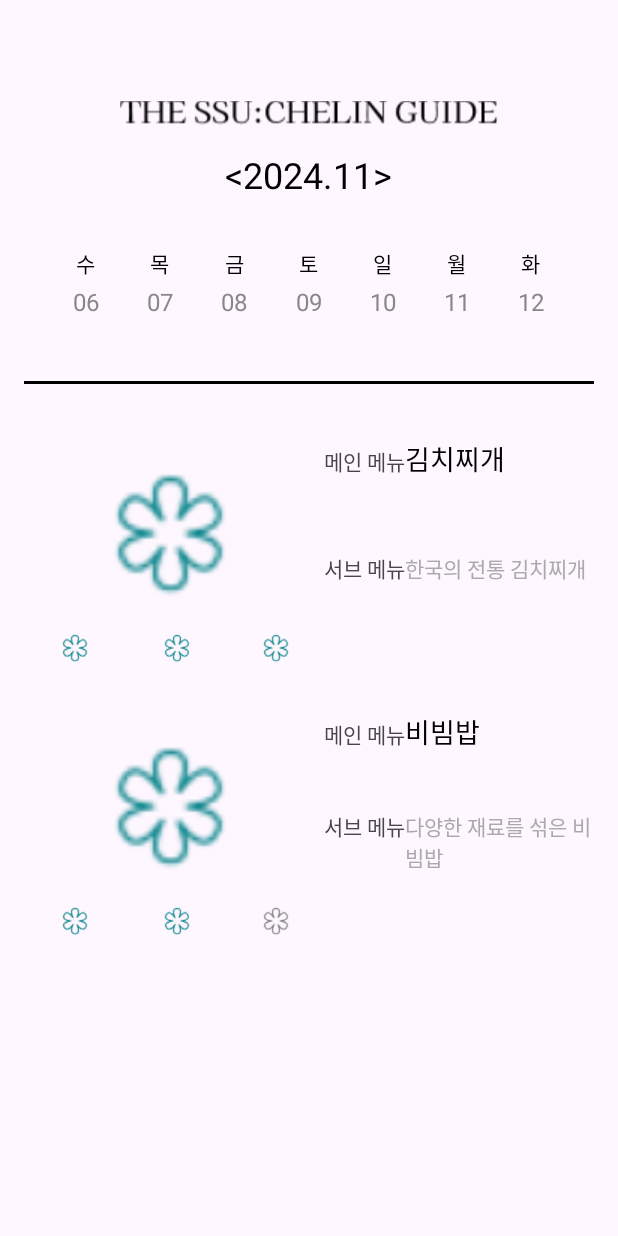
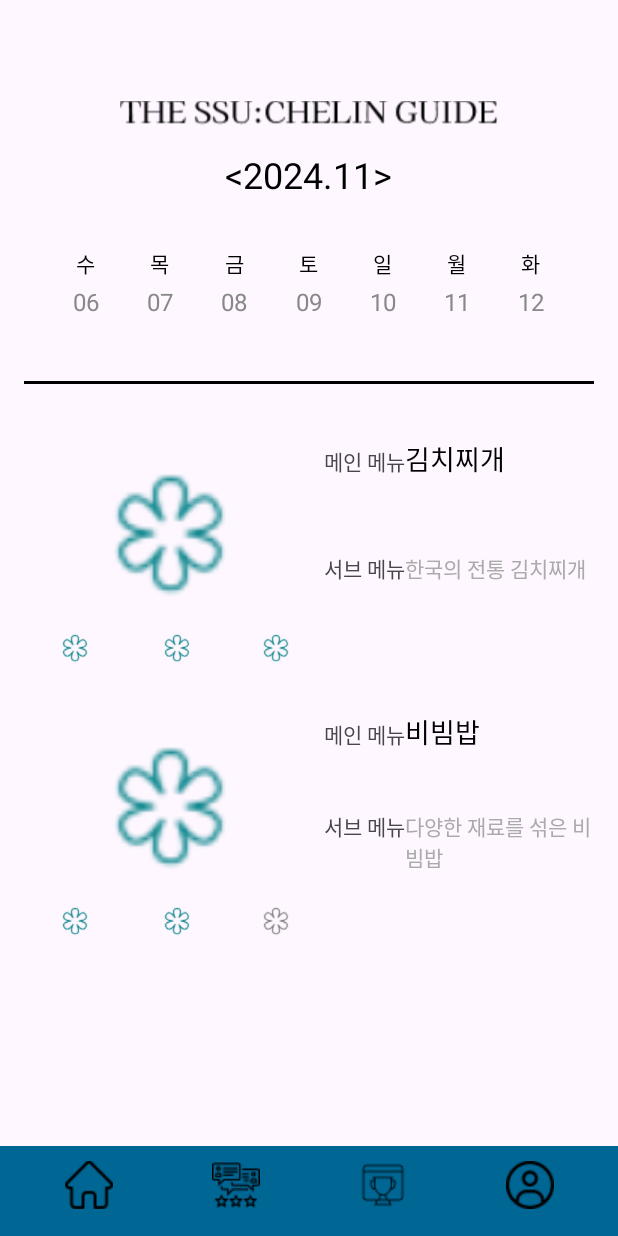
Before and after one commit to SSU-CHELIN/ssu-chelin, an Android app: the MainViewActivity screen opened directly, with no data from a screen before it, on a phone screen of 412 x 824 dp. Run offline under Robolectric (Android 15) with nearby library versions, the phone set to English and light mode, and no system bars.

Commit message:
navigate bar

```diff
--- a/app/src/main/java/com/example/ssuchelin/BaseActivity.java
+++ b/app/src/main/java/com/example/ssuchelin/BaseActivity.java
@@ -3,9 +3,14 @@ package com.example.ssuchelin;
 
 import android.content.Intent;
 import android.os.Bundle;
+
+import androidx.annotation.LayoutRes;
 import androidx.appcompat.app.AppCompatActivity;
+
+import android.view.LayoutInflater;
 import android.view.View;
 import android.widget.Button;
+import android.widget.FrameLayout;
 import android.widget.ImageButton;
 
 public class BaseActivity extends AppCompatActivity {
@@ -23,6 +28,12 @@ public class BaseActivity extends AppCompatActivity {
 
         homeButton.setOnClickListener(v -> navigateToHome());
 //        profileButton.setOnClickListener(v -> navigateToProfile());
+    }
+
+    protected void setContentLayout(@LayoutRes int layoutResID) {
+        FrameLayout container = findViewById(R.id.container);
+        View content = LayoutInflater.from(this).inflate(layoutResID, container, false);
+        container.addView(content);
     }
 
     private void navigateToHome() {
--- a/app/src/main/java/com/example/ssuchelin/MainViewActivity.java
+++ b/app/src/main/java/com/example/ssuchelin/MainViewActivity.java
@@ -34,11 +34,13 @@ public class MainViewActivity extends BaseActivity {
     protected void onCreate(Bundle savedInstanceState) {
         super.onCreate(savedInstanceState);
         EdgeToEdge.enable(this);
-        setContentView(R.layout.activity_main_view_activity);
+
+        setContentLayout(R.layout.activity_main_view_activity);
 
         monthYearTextView = findViewById(R.id.month_year_text_view);
         weekRecyclerView = findViewById(R.id.week_recycler_view);
         weekRecyclerView.setLayoutManager(new LinearLayoutManager(this, LinearLayoutManager.HORIZONTAL, false));
+
 
 
 
```
